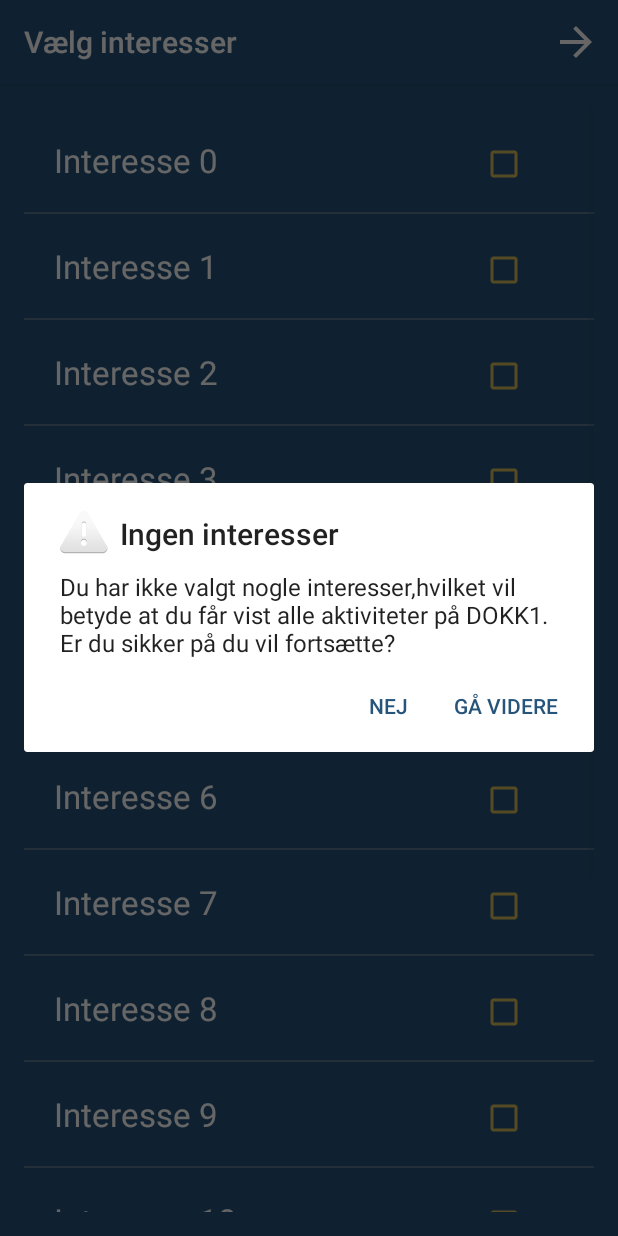
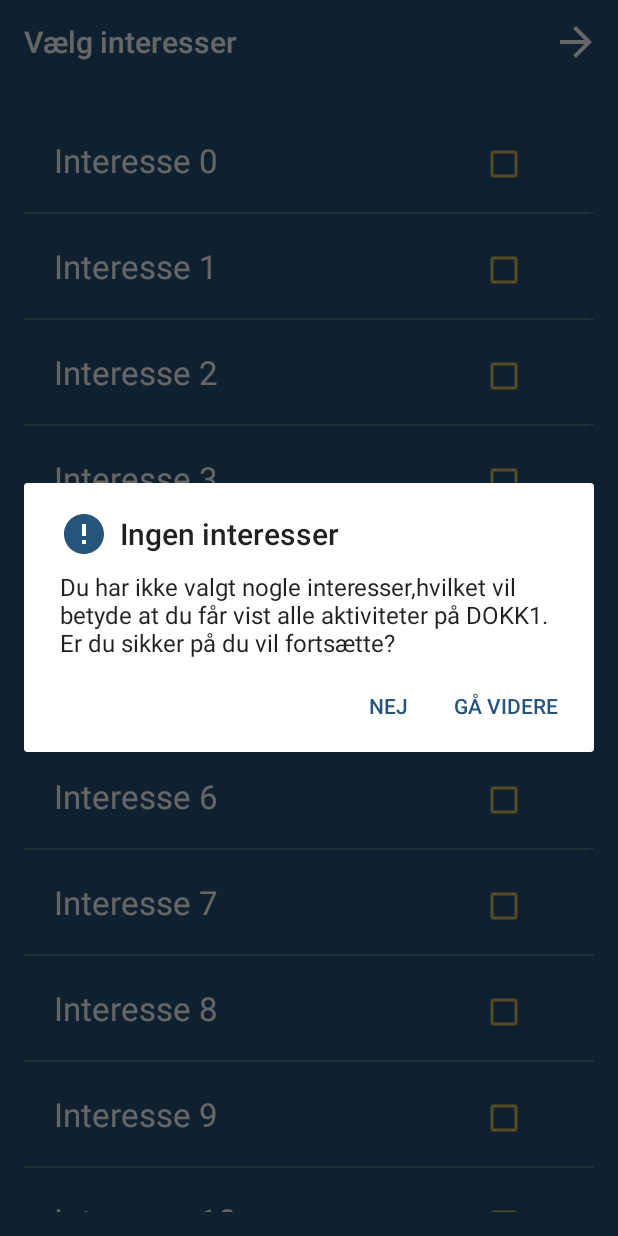
Before and after one commit to dkzeb/studdyDokky, an Android app: the ChooseInterests screen opened directly, with no data from a screen before it, after a tap on an icon or button, on a phone screen of 412 x 824 dp. Run offline under Robolectric (Android 15) with nearby library versions, the phone set to English and light mode, and no system bars.

Commit message:
All of it... all ... all of it...

```diff
--- a/app/src/main/java/dk/teamawesome/studdydokky/LoadingActivity.java
+++ b/app/src/main/java/dk/teamawesome/studdydokky/LoadingActivity.java
@@ -1,5 +1,6 @@
 package dk.teamawesome.studdydokky;
 
+import android.app.Activity;
 import android.content.Context;
 import android.content.Intent;
 import android.content.SharedPreferences;
@@ -23,12 +24,15 @@ public class LoadingActivity extends AppCompatActivity {
     private static SharedPreferences prefs;
     private static Context mContext;
 
+    private static Activity activity;
     @Override
     protected void onCreate(Bundle savedInstanceState) {
         super.onCreate(savedInstanceState);
 
         ActionBar actionBar = getSupportActionBar();
         actionBar.hide();
+
+        activity = this;
 
         setContentView(R.layout.loading_layout);
         Log.d(StuddyDokkyMap.TAG, "Loading application...");
@@ -55,5 +59,6 @@ public class LoadingActivity extends AppCompatActivity {
         Intent mainIntent = new Intent(mContext, HelloActivity.class);
         mainIntent.setFlags(Intent.FLAG_ACTIVITY_NEW_TASK);
         mContext.startActivity(mainIntent);
+        activity.finish();
     }
 }
--- /dev/null
+++ b/app/src/main/res/drawable/ic_error_24dp.xml
@@ -0,0 +1,9 @@
+<vector xmlns:android="http://schemas.android.com/apk/res/android"
+        android:width="24dp"
+        android:height="24dp"
+        android:viewportWidth="24.0"
+        android:viewportHeight="24.0">
+    <path
+        android:fillColor="#26547A"
+        android:pathData="M12,2C6.48,2 2,6.48 2,12s4.48,10 10,10 10,-4.48 10,-10S17.52,2 12,2zm1,15h-2v-2h2v2zm0,-4h-2V7h2v6z"/>
+</vector>
--- a/app/src/main/res/layout/fragment_map.xml
+++ b/app/src/main/res/layout/fragment_map.xml
@@ -4,10 +4,10 @@
     android:layout_height="match_parent"
     tools:context="dk.teamawesome.studdydokky.MapFragment">
 
-    <!-- TODO: Update blank fragment layout -->
-    <TextView
+
+    <ImageView
         android:layout_width="match_parent"
         android:layout_height="match_parent"
-        android:text="@string/hello_blank_fragment" />
+        android:src="@drawable/farvekodedokken" />
 
 </FrameLayout>
```
Also changed, not shown: app/src/main/java/dk/teamawesome/studdydokky/ChooseInterests.java (+16 -7 lines), app/src/main/java/dk/teamawesome/studdydokky/MainViewFragment.java (+42 -1 lines), app/src/main/res/drawable/ic_more_vert_24dp.xml (added, +9 -0 lines), app/src/main/res/menu/main_menu.xml (added, +12 -0 lines), app/src/main/res/drawable/farvekodedokken.png (added), 30 other files.
